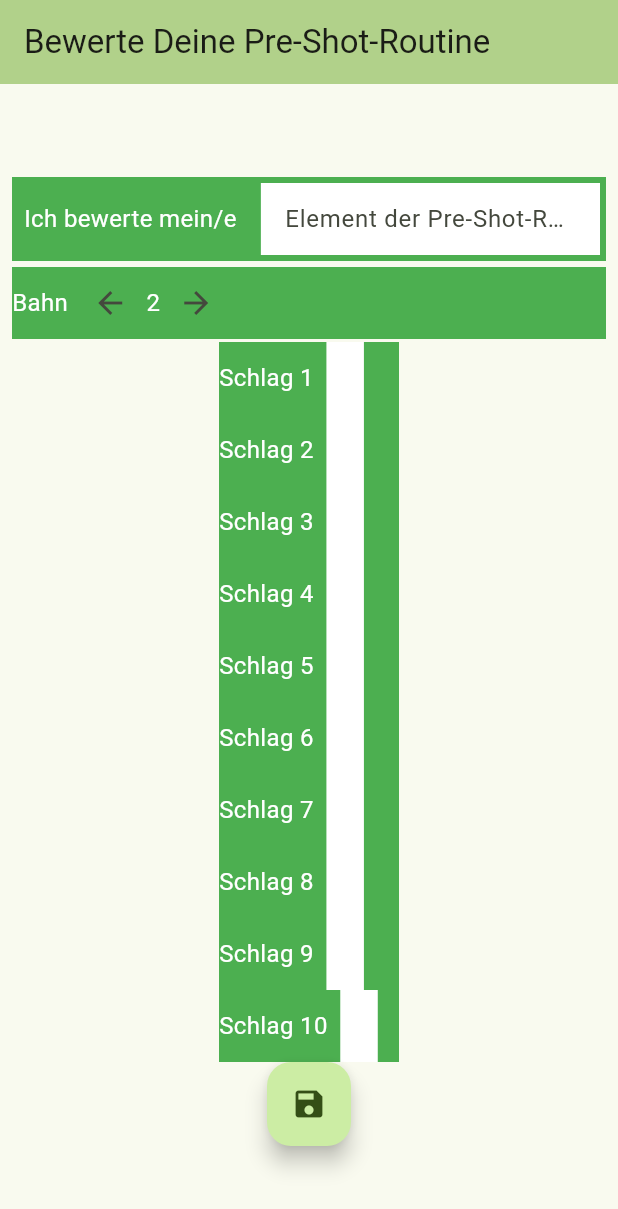
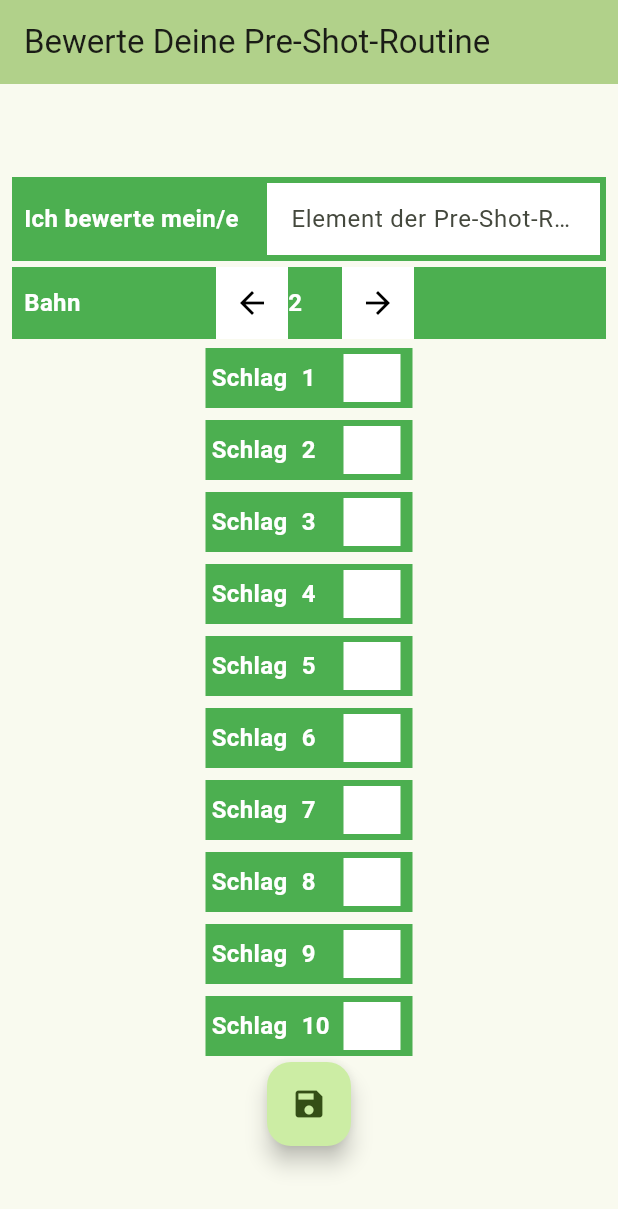
Before and after one commit to chrbuchsteiner61/valuation_pre_shot, a Flutter app: the screen it shows after launch, on a phone screen of 412 x 824 dp. Shown: the top 1209 px of the screen. Run offline on Flutter 3.47's test engine with Material 3 defaults, Android fonts, the phone set to English and light mode, and no system bars.

Commit message:
adjusted text element

```diff
--- a/lib/change_the_tee.dart
+++ /dev/null
@@ -1,39 +0,0 @@
-import 'package:flutter/material.dart';
-
-class ChangeTheTee extends StatelessWidget {
-  const ChangeTheTee({super.key});
-
-  void onPressed() {
-    String a = "23";
-  }
-
-  @override
-  Widget build(BuildContext context) {
-    return Padding(
-      padding: EdgeInsets.symmetric(horizontal: 8, vertical: 2),
-      child: Container(
-        color: Colors.green,
-        child: Row(children: <Widget>[
-          Text(
-            'Bahn ',
-            style: TextStyle(fontSize: 16, color: Colors.white),
-          ),
-          IconButton(
-            icon: const Icon(Icons.arrow_back),
-            tooltip: 'Increase volume by 10',
-            onPressed: () {},
-          ),
-          Text(
-            '2',
-            style: TextStyle(fontSize: 16, color: Colors.white),
-          ),
-          IconButton(
-            icon: const Icon(Icons.arrow_forward),
-            tooltip: 'Increase volume by 10',
-            onPressed: () {},
-          ),
-        ]),
-      ),
-    );
-  }
-}
--- a/lib/input_your_routine_element.dart
+++ /dev/null
@@ -1,42 +0,0 @@
-import 'package:flutter/material.dart';
-
-class InputYourRoutineElement extends StatelessWidget {
-  const InputYourRoutineElement({super.key});
-
-  @override
-  Widget build(BuildContext context) {
-    //String? aHintText = 'Element der Pre Shot Routine';
-    //String? aLabelText = 'Ich bewerte mein/e ';
-
-    return Padding(
-      padding: const EdgeInsets.symmetric(horizontal: 8, vertical: 2),
-      child: Container(
-        color: Colors.green,
-        child: const Row(
-          children: <Widget>[
-            Padding(
-                padding: EdgeInsets.symmetric(horizontal: 8, vertical: 2),
-                child: Text(
-                  'Ich bewerte mein/e ',
-                  style: TextStyle(fontSize: 16, color: Colors.white),
-                ),
-              ),
-            Expanded(
-              child: Padding(
-                padding: EdgeInsets.symmetric(horizontal: 4, vertical: 4),
-                child: TextField(
-                  decoration: InputDecoration(
-                    border: InputBorder.none,
-                    filled: true,
-                    fillColor: Colors.white,
-                    hintText: 'Element der Pre-Shot-Routine',
-                  ),
-                ),
-              ),
-            ),
-          ],
-        ),
-      ),
-    );
-  }
-}
--- a/lib/main.dart
+++ b/lib/main.dart
@@ -1,5 +1,5 @@
 import 'package:flutter/material.dart';
-import 'package:valuation_pre_shot/ui_demo.dart';
+import 'package:valuation_pre_shot/ui_mockup/ui_mockup.dart';
 
 void main() {
   runApp(const MyApp());
@@ -68,7 +68,7 @@ class _MyHomePageState extends State<MyHomePage> {
         // the App.build method, and use it to set our appbar title.
         title: Text(widget.title),
       ),
-      body: UiDemo()// This trailing comma makes auto-formatting nicer for build methods.
+      body: UiMockup()// This trailing comma makes auto-formatting nicer for build methods.
     );
   }
 }
--- a/lib/single_valuation.dart
+++ /dev/null
@@ -1,35 +0,0 @@
-import 'package:flutter/material.dart';
-
-class SingleValuation extends StatelessWidget {
-  String teeNumber = '1';
-
-  SingleValuation({super.key, required teeNumber}) {
-    this.teeNumber = teeNumber.toString();
-  }
-
-  @override
-  Widget build(BuildContext context) {
-    return Center(
-      child: Container(
-        color: Colors.green,
-        width: 120,
-        child: Row(
-          children: <Widget>[
-            Text('Schlag $teeNumber  ',
-                style: const TextStyle(fontSize: 16, color: Colors.white)),
-            const SizedBox(
-              width: 25,
-              child: TextField(
-                decoration: InputDecoration(
-                  border: InputBorder.none,
-                  filled: true,
-                  fillColor: Colors.white,
-                ),
-              ),
-            ),
-          ],
-        ),
-      ),
-    );
-  }
-}
--- /dev/null
+++ b/lib/ui_mockup/change_the_tee.dart
@@ -0,0 +1,57 @@
+import 'package:flutter/material.dart';
+import 'package:valuation_pre_shot/ui_mockup/colored_container.dart';
+import 'package:valuation_pre_shot/ui_mockup/styled_text.dart';
+
+class ChangeTheTee extends StatelessWidget {
+  const ChangeTheTee({super.key});
+
+  void onPressed() {
+    String a = "23";
+  }
+
+  @override
+  Widget build(BuildContext context) {
+    return ColoredContainer(
+        //padding: const EdgeInsets.symmetric(horizontal: 8, vertical: 4),
+        //color: Colors.green,
+        aWidget: Row(children: <Widget>[
+          Padding(padding: const EdgeInsets.symmetric(horizontal: 8, vertical: 4),
+          child:
+          StyledText(
+            aText: 'Bahn ',
+            aWidth: 120,
+          ),
+    ),
+          Row(
+            children: <Widget>[
+              Container(
+                color: Colors.white,
+                child: IconButton(
+                  icon: const Icon(Icons.arrow_back),
+                  color: Colors.black,
+                  tooltip: 'nothing',
+                  onPressed: () {},
+                ),
+              ),
+
+              StyledText(
+                aText: '2',
+                aWidth: 36,
+              ),
+              Container(
+                color: Colors.white,
+                child: IconButton(
+                  icon: const Icon(Icons.arrow_forward),
+                  color: Colors.black,
+                  tooltip: 'Increase volume by 10',
+                  onPressed: () {},
+                ),
+              ),
+            ],
+          ),
+
+        ]),
+      );
+
+  }
+}
--- /dev/null
+++ b/lib/ui_mockup/colored_container.dart
@@ -0,0 +1,20 @@
+import 'package:flutter/material.dart';
+
+class ColoredContainer extends StatelessWidget {
+  Widget aWidget;
+
+  ColoredContainer({super.key, required this.aWidget});
+
+  Color backgroundColor = Colors.green;
+
+  @override
+  Widget build(BuildContext context) {
+    return Padding(
+      padding: const EdgeInsets.symmetric(horizontal: 8, vertical: 2),
+      child: Container(
+        color: backgroundColor,
+        child: aWidget,
+      ),
+    );
+  }
+}
--- a/lib/input_valuation.dart
+++ b/lib/ui_mockup/input_valuation.dart
@@ -1,5 +1,5 @@
 import 'package:flutter/cupertino.dart';
-import 'package:valuation_pre_shot/single_valuation.dart';
+import 'package:valuation_pre_shot/ui_mockup/single_valuation.dart';
 
 class InputValuation extends StatelessWidget {
   @override
--- /dev/null
+++ b/lib/ui_mockup/input_your_routine_element.dart
@@ -0,0 +1,37 @@
+import 'package:flutter/material.dart';
+import 'package:valuation_pre_shot/ui_mockup/styled_text.dart';
+import 'package:valuation_pre_shot/ui_mockup/colored_container.dart';
+
+class InputYourRoutineElement extends StatelessWidget {
+  const InputYourRoutineElement({super.key});
+
+  @override
+  Widget build(BuildContext context) {
+    return ColoredContainer(
+      aWidget: Row(
+        children: <Widget>[
+          Padding(
+            padding: const EdgeInsets.symmetric(horizontal: 8, vertical: 4),
+            child: StyledText(
+              aText: 'Ich bewerte mein/e ',
+              aWidth: 150,
+            ),
+          ),
+          const Expanded(
+            child: Padding(
+              padding: EdgeInsets.symmetric(horizontal: 4, vertical: 4),
+              child: TextField(
+                decoration: InputDecoration(
+                  border: InputBorder.none,
+                  filled: true,
+                  fillColor: Colors.white,
+                  hintText: 'Element der Pre-Shot-Routine',
+                ),
+              ),
+            ),
+          ),
+        ],
+      ),
+    );
+  }
+}
--- /dev/null
+++ b/lib/ui_mockup/single_valuation.dart
@@ -0,0 +1,54 @@
+import 'package:flutter/material.dart';
+import 'package:valuation_pre_shot/ui_mockup/colored_container.dart';
+import 'package:valuation_pre_shot/ui_mockup/styled_text.dart';
+
+class SingleValuation extends StatelessWidget {
+  String teeNumber = '1';
+
+  SingleValuation({super.key, required teeNumber}) {
+    this.teeNumber = teeNumber.toString();
+  }
+
+  @override
+  Widget build(BuildContext context) {
+    return Center(
+      child: Container(
+        color: Colors.green,
+        width: 138,
+        height: 40,
+        margin: const EdgeInsets.all(4),
+        child: Padding(
+          padding: const EdgeInsets.all(4),
+          child: Row(
+            children: <Widget>[
+              SizedBox(
+                // width: 60,
+                child: StyledText(
+                  aText: 'Schlag ',
+                  aWidth: 60,
+                ),
+              ),
+              SizedBox(
+               // width: 28,
+                child: StyledText(
+                  aText: teeNumber,
+                  aWidth: 28,
+                ),
+              ),
+              const SizedBox(
+                width: 38,
+                child: TextField(
+                  decoration: InputDecoration(
+                    border: InputBorder.none,
+                    filled: true,
+                    fillColor: Colors.white,
+                  ),
+                ),
+              ),
+            ],
+          ),
+        ),
+      ),
+    );
+  }
+}
--- /dev/null
+++ b/lib/ui_mockup/styled_text.dart
@@ -0,0 +1,26 @@
+import 'package:flutter/material.dart';
+
+class StyledText extends StatelessWidget {
+  String aText;
+  double aWidth;
+
+  StyledText({super.key, required this.aText, required this.aWidth});
+
+  TextStyle normalTextStyle =
+      const TextStyle(fontSize: 16, fontWeight: FontWeight.w600, color: Colors.white);
+
+  // Ausrichtung TextAlign
+
+  @override
+  Widget build(BuildContext context) {
+    return
+      Container(
+        width: aWidth,
+        child: Text(
+      aText,
+      style: normalTextStyle,
+          textAlign: TextAlign.left,
+    ),
+      );
+  }
+}
--- a/lib/ui_demo.dart
+++ b/lib/ui_mockup/ui_mockup.dart
@@ -1,12 +1,12 @@
 import 'package:flutter/material.dart';
 
-import 'package:valuation_pre_shot/input_your_routine_element.dart';
-import 'package:valuation_pre_shot/change_the_tee.dart';
-import 'package:valuation_pre_shot/input_valuation.dart';
-import 'package:valuation_pre_shot/save_your_round.dart';
+import 'package:valuation_pre_shot/ui_mockup/input_your_routine_element.dart';
+import 'package:valuation_pre_shot/ui_mockup/change_the_tee.dart';
+import 'package:valuation_pre_shot/ui_mockup/input_valuation.dart';
+import 'package:valuation_pre_shot/ui_mockup/save_your_round.dart';
 
-class UiDemo extends StatelessWidget {
-  const UiDemo({super.key});
+class UiMockup extends StatelessWidget {
+  const UiMockup({super.key});
 
   // UiDemo();
 
```
Also changed, not shown: lib/ui_mockup/save_your_round.dart (renamed from lib/save_your_round.dart).
